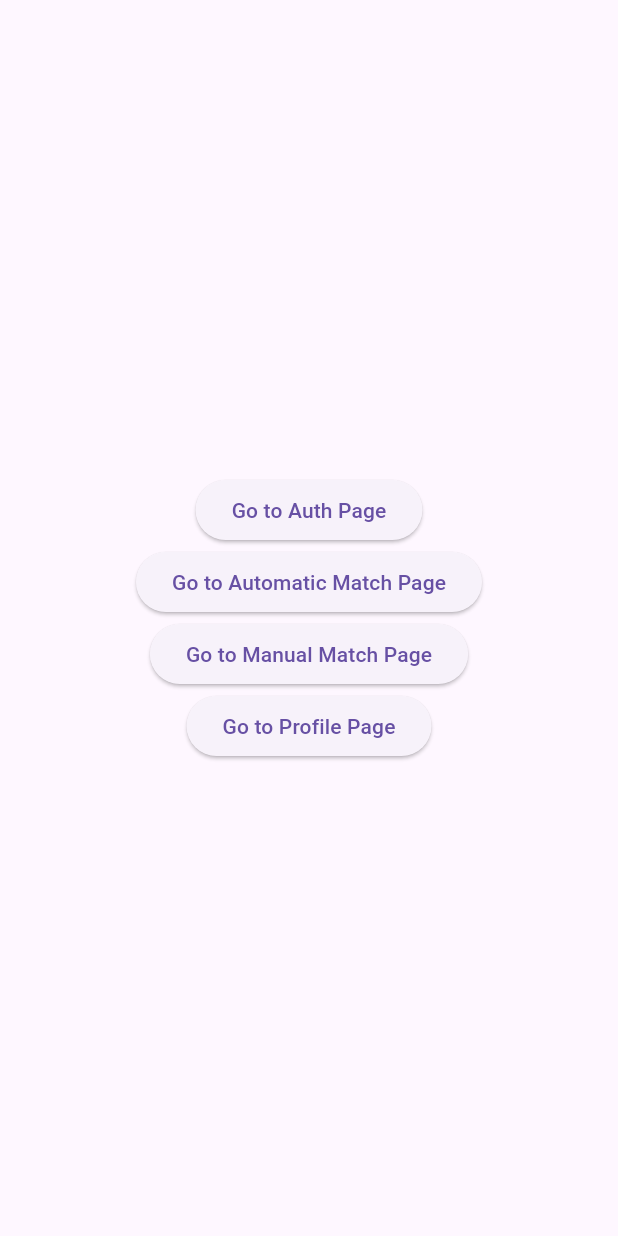
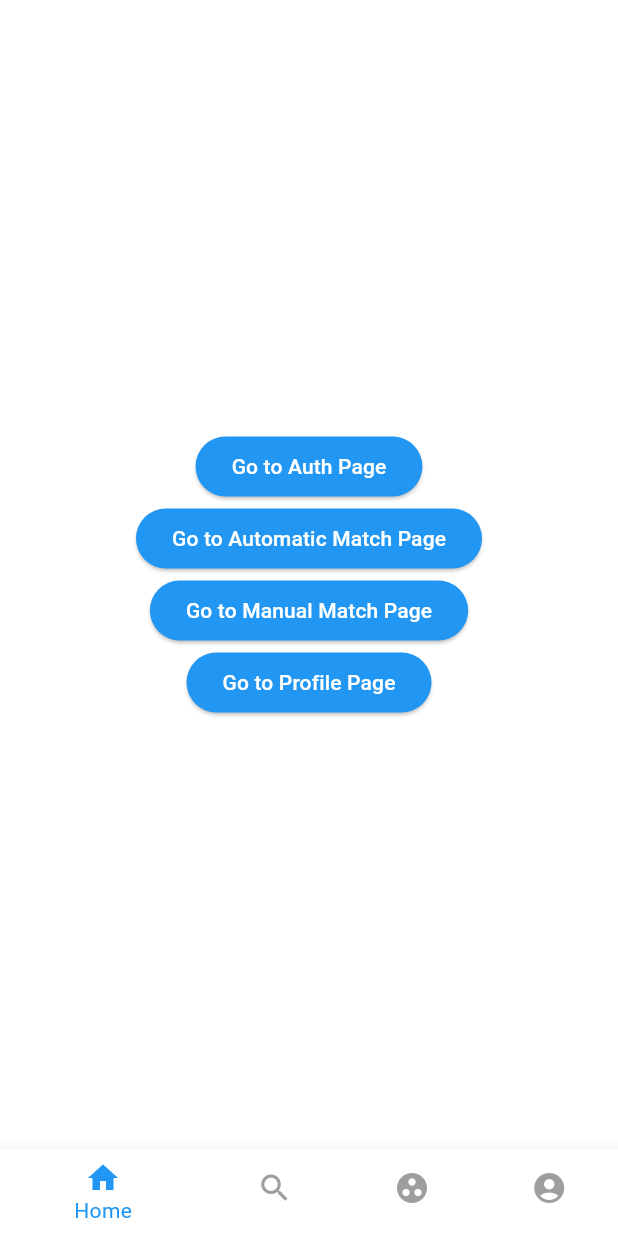
Before and after one commit to k0n-k40-k40/l0bby-frontend, a Flutter app: the screen it shows after launch, on a phone screen of 412 x 824 dp. Run offline on Flutter 3.47's test engine with Material 3 defaults, Android fonts, the phone set to English and light mode, and no system bars.

Commit message:
Vbee/navigation (#2)
* Add launch.json configuration file

* added routing config

* Initialize screens

* added router into main

* Delete widget_test.dart

* update temporary styles

* add styles

* remove some routes

* Refactor navigation bar component

* Add BaseLayout widget with bottom navigation bar

* Remove id parameter from profile page

```diff
--- a/lib/main.dart
+++ b/lib/main.dart
@@ -1,6 +1,8 @@
+// main.dart
 // main.dart
 import 'package:flutter/material.dart';
 import 'src/app_router.dart'; // Import the AppRouter
+import 'styles/app_theme.dart'; // Import the theme
 
 void main() {
   runApp(const MainApp());
@@ -26,6 +28,7 @@ class MainApp extends StatelessWidget {
           ),
         );
       },
+      theme: AppTheme.lightTheme,
     );
   }
 }
--- a/lib/src/app_router.dart
+++ b/lib/src/app_router.dart
@@ -1,23 +1,17 @@
 // app_router.dart
 import 'package:flutter/material.dart';
 import 'screens/auth.dart';
-import 'screens/auto_match.dart';
-import 'screens/home.dart';
-import 'screens/manual_match.dart';
 import 'screens/room_details.dart';
-import 'screens/user_profile.dart';
+// import 'screens/user_profile.dart';
+import 'layouts/base_layout.dart';
 
 class AppRouter {
   static Route<dynamic>? generateRoute(RouteSettings settings) {
     switch (settings.name) {
       case '/':
-        return MaterialPageRoute(builder: (_) => const HomeScreen());
+        return MaterialPageRoute(builder: (_) => const BaseLayout());
       case '/auth':
         return MaterialPageRoute(builder: (_) => const AuthScreen());
-      case '/automatic':
-        return MaterialPageRoute(builder: (_) => const AutoMatchScreen());
-      case '/manual':
-        return MaterialPageRoute(builder: (_) => const ManualMatchScreen());
       // Add more static routes here
     }
 
@@ -26,11 +20,10 @@ class AppRouter {
       final roomId = settings.name!.substring('/manual/room/'.length);
       return MaterialPageRoute(builder: (_) => RoomDetailsPage(roomId: roomId));
     }
-    if (settings.name == '/profile') {
-      return MaterialPageRoute(
-          builder: (_) => ProfilePage.fromRouteSettings(settings));
-    }
-
+    // if (settings.name == '/profile') {
+    //   return MaterialPageRoute(
+    //       builder: (_) => ProfilePage.fromRouteSettings(settings));
+    // }
     // Fallback for unknown routes
     return MaterialPageRoute(
       builder: (_) => Scaffold(
--- /dev/null
+++ b/lib/src/layouts/base_layout.dart
@@ -0,0 +1,58 @@
+import 'package:flutter/material.dart';
+import '/src/screens/auto_match.dart';
+import '/src/screens/home.dart';
+import '/src/screens/manual_match.dart';
+import '/src/screens/user_profile.dart';
+// Import other screens you need in the navigation
+
+class BaseLayout extends StatefulWidget {
+  const BaseLayout({super.key});
+
+  @override
+  // ignore: library_private_types_in_public_api
+  _BaseLayoutState createState() => _BaseLayoutState();
+}
+
+class _BaseLayoutState extends State<BaseLayout> {
+  int _selectedIndex = 0;
+
+  final List<Widget> _screens = [
+    const HomeScreen(),
+    const AutoMatchScreen(),
+    const ManualMatchScreen(),
+    const ProfilePage(),
+    // Add more screens as needed
+  ];
+
+  void _onItemTapped(int index) {
+    setState(() {
+      _selectedIndex = index;
+    });
+  }
+
+  @override
+  Widget build(BuildContext context) {
+    return SafeArea(
+      // Wrap Scaffold with SafeArea
+      child: Scaffold(
+        body: IndexedStack(
+          index: _selectedIndex,
+          children: _screens,
+        ),
+        bottomNavigationBar: BottomNavigationBar(
+          items: const <BottomNavigationBarItem>[
+            BottomNavigationBarItem(icon: Icon(Icons.home), label: 'Home'),
+            BottomNavigationBarItem(
+                icon: Icon(Icons.search), label: 'Auto Match'),
+            BottomNavigationBarItem(
+                icon: Icon(Icons.group_work), label: 'Manual Match'),
+            BottomNavigationBarItem(
+                icon: Icon(Icons.account_circle), label: 'Profile'),
+          ],
+          currentIndex: _selectedIndex,
+          onTap: _onItemTapped,
+        ),
+      ),
+    );
+  }
+}
--- /dev/null
+++ b/lib/styles/app_theme.dart
@@ -0,0 +1,52 @@
+// lib/theme/app_theme.dart
+import 'package:flutter/material.dart';
+
+class AppTheme {
+  static ThemeData get lightTheme {
+    // Define the light theme
+    return ThemeData(
+      primarySwatch: Colors.blue,
+      // Use white as the background color for widgets like Scaffold
+      scaffoldBackgroundColor: Colors.white,
+      // Use white as the canvas color (default background color of Material)
+      canvasColor: Colors.white,
+      // Define the default brightness and colors.
+      colorScheme: const ColorScheme.light(
+        primary:
+            Colors.blue, // Color of the app bar and other primary UI elements
+        onPrimary: Colors.white, // Text color on top of primary color
+        secondary: Colors
+            .blueAccent, // Accent color for buttons and interactive elements
+        onSecondary: Colors.white, // Text color on top of accent color
+        surface: Colors.white, // Background color for cards and sheets
+        onSurface: Colors.black, // Text color on top of surface colors
+        background:
+            Colors.white, // Background color for larger parts of the app
+        onBackground: Colors.black, // Text color on top of background colors
+      ),
+      // Apply a text theme that uses black for text for better contrast on light backgrounds
+      textTheme: const TextTheme(
+        bodyLarge: TextStyle(color: Colors.black),
+        bodyMedium: TextStyle(color: Colors.black),
+        displayLarge: TextStyle(color: Colors.black),
+        displayMedium: TextStyle(color: Colors.black),
+        // Add other text styles as needed
+      ),
+      // Elevated button theme with blue background and white text
+      elevatedButtonTheme: ElevatedButtonThemeData(
+        style: ElevatedButton.styleFrom(
+          backgroundColor: Colors.blue, // Background color
+          foregroundColor: Colors.white, // Text color
+        ),
+      ),
+      bottomNavigationBarTheme: const BottomNavigationBarThemeData(
+        selectedItemColor: Colors.blue, // Color of the selected item
+        unselectedItemColor: Colors.grey, // Color of the unselected items
+        backgroundColor:
+            Colors.white, // Background color of the bottom navigation bar
+      ),
+    );
+  }
+
+  // You can also define a dark theme or other custom themes here
+}
```
Also changed, not shown: lib/src/components/navigation_bar.dart (+19 -133 lines), lib/src/screens/user_profile.dart (+3 -11 lines).
